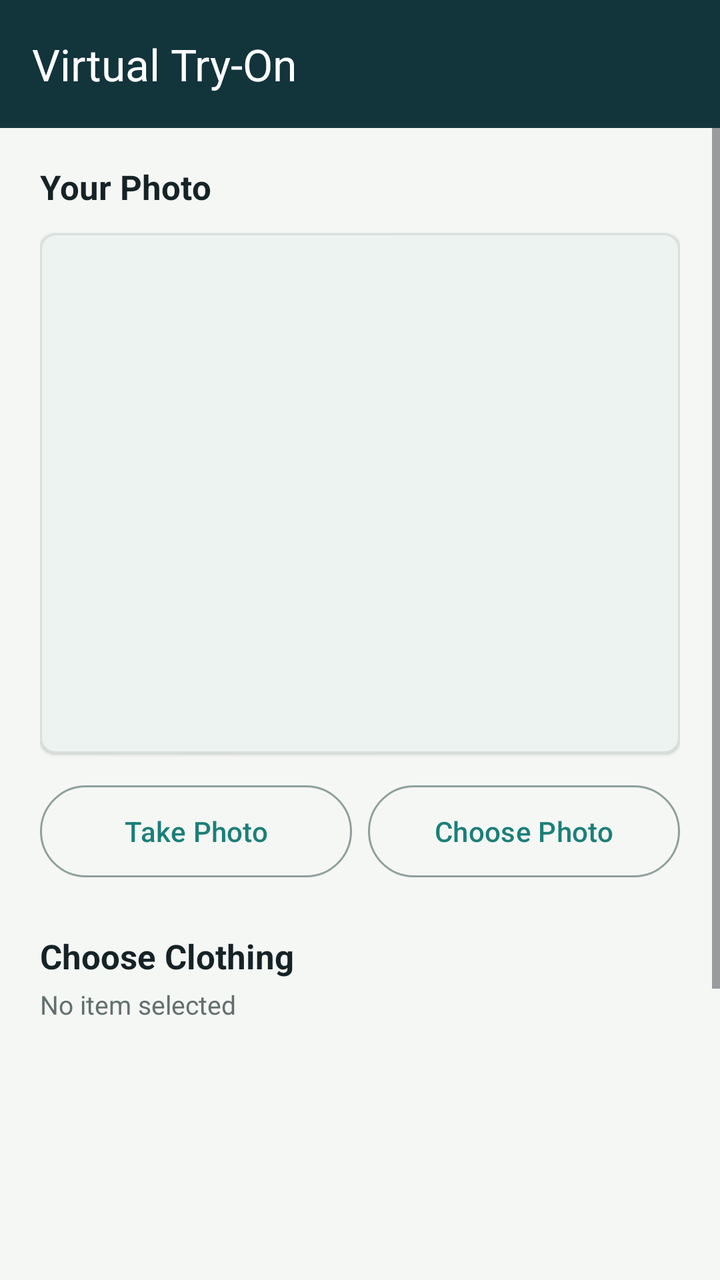
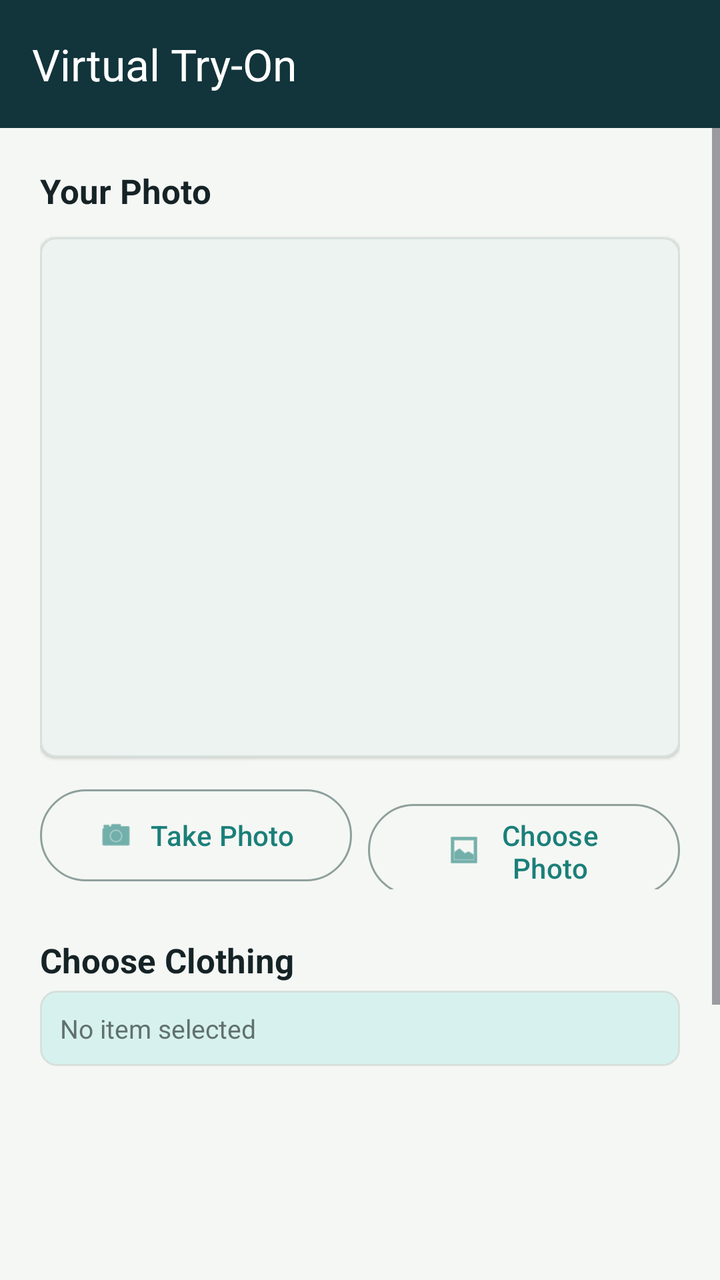

The first picture is an Android layout as it rendered before a commit; the second is the same layout after the commit. The layout source and the unified diff follow.
<!-- AndroidManifest.xml: application theme Theme.SmartFitApp -->
<!-- res/layout/activity_tryon.xml -->
<?xml version="1.0" encoding="utf-8"?>
<LinearLayout xmlns:android="http://schemas.android.com/apk/res/android"
    xmlns:app="http://schemas.android.com/apk/res-auto"
    android:layout_width="match_parent"
    android:layout_height="match_parent"
    android:orientation="vertical"
    android:background="@color/background">

    <com.google.android.material.appbar.MaterialToolbar
        android:id="@+id/toolbar"
        android:layout_width="match_parent"
        android:layout_height="?attr/actionBarSize"
        app:title="Virtual Try-On"
        style="@style/SmartFit.Toolbar" />

    <ScrollView
        android:layout_width="match_parent"
        android:layout_height="0dp"
        android:layout_weight="1">

        <LinearLayout
            android:layout_width="match_parent"
            android:layout_height="wrap_content"
            android:orientation="vertical"
            android:paddingStart="@dimen/screen_padding"
            android:paddingEnd="@dimen/screen_padding"
            android:paddingTop="@dimen/card_padding"
            android:paddingBottom="32dp">

            
            <TextView
                android:layout_width="match_parent"
                android:layout_height="wrap_content"
                android:text="Your Photo"
                style="@style/Text.SectionTitle"
                android:layout_marginBottom="@dimen/element_gap" />

            <com.google.android.material.card.MaterialCardView
                android:layout_width="match_parent"
                android:layout_height="wrap_content"
                app:cardCornerRadius="@dimen/card_radius"
                app:cardElevation="1dp"
                app:strokeColor="@color/outline_variant"
                app:strokeWidth="1dp"
                app:cardBackgroundColor="@color/image_placeholder">

                <ImageView
                    android:id="@+id/selectedImagePreview"
                    android:layout_width="match_parent"
                    android:layout_height="260dp"
                    android:adjustViewBounds="true"
                    android:contentDescription="Selected try-on photo"
                    android:scaleType="fitCenter" />

            </com.google.android.material.card.MaterialCardView>

            
            <LinearLayout
                android:layout_width="match_parent"
                android:layout_height="wrap_content"
                android:layout_marginTop="@dimen/element_gap"
                android:orientation="horizontal">

                <Button
                    android:id="@+id/cameraButton"
                    style="@style/Widget.Material3.Button.OutlinedButton"
                    android:layout_width="0dp"
                    android:layout_height="@dimen/button_height"
                    android:layout_weight="1"
                    android:text="Take Photo"
                    android:textAllCaps="false" />

                <Button
                    android:id="@+id/galleryButton"
                    style="@style/Widget.Material3.Button.OutlinedButton"
                    android:layout_width="0dp"
                    android:layout_height="@dimen/button_height"
                    android:layout_marginStart="@dimen/small_gap"
                    android:layout_weight="1"
                    android:text="Choose Photo"
                    android:textAllCaps="false" />
            </LinearLayout>

            
            <TextView
                android:layout_width="match_parent"
                android:layout_height="wrap_content"
                android:layout_marginTop="@dimen/large_gap"
                android:layout_marginBottom="4dp"
                android:text="Choose Clothing"
                style="@style/Text.SectionTitle" />

            <TextView
                android:id="@+id/selectedItemText"
                android:layout_width="match_parent"
                android:layout_height="wrap_content"
                android:layout_marginBottom="@dimen/element_gap"
                android:text="No item selected"
                android:textColor="@color/on_surface_variant"
                android:textSize="13sp" />

            <androidx.recyclerview.widget.RecyclerView
                android:id="@+id/clothingRecyclerView"
                android:layout_width="match_parent"
                android:layout_height="208dp"
                android:nestedScrollingEnabled="false" />

            
            <Button
                android:id="@+id/generateButton"
                style="@style/Widget.Material3.Button"
                android:layout_width="match_parent"
                android:layout_height="@dimen/button_height"
                android:layout_marginTop="@dimen/card_padding"
                android:enabled="false"
                android:text="Generate Try-On"
                android:textAllCaps="false" />

            <ProgressBar
                android:id="@+id/progressBar"
                android:layout_width="wrap_content"
                android:layout_height="wrap_content"
                android:layout_gravity="center_horizontal"
                android:layout_marginTop="@dimen/card_padding"
                android:visibility="gone" />

            
            <TextView
                android:id="@+id/resultTitle"
                android:layout_width="match_parent"
                android:layout_height="wrap_content"
                android:layout_marginTop="@dimen/large_gap"
                android:textColor="@color/on_surface"
                android:textSize="16sp"
                android:textStyle="bold"
                android:visibility="gone" />

            <ImageView
                android:id="@+id/resultImage"
                android:layout_width="match_parent"
                android:layout_height="320dp"
                android:layout_marginTop="@dimen/element_gap"
                android:adjustViewBounds="true"
                android:background="@color/image_placeholder"
                android:contentDescription="Generated try-on result"
                android:scaleType="fitCenter"
                android:visibility="gone" />

            <TextView
                android:id="@+id/warningText"
                android:layout_width="match_parent"
                android:layout_height="wrap_content"
                android:layout_marginTop="@dimen/small_gap"
                style="@style/Text.Warning"
                android:visibility="gone" />

            <TextView
                android:id="@+id/fittingSummaryText"
                android:layout_width="match_parent"
                android:layout_height="wrap_content"
                android:layout_marginTop="@dimen/element_gap"
                style="@style/Text.Success"
                android:textSize="14sp"
                android:visibility="gone" />

        </LinearLayout>
    </ScrollView>
</LinearLayout>
<!-- resources referenced by this layout -->
<resources>
  <color name="background">#F5F7F4</color>
  <color name="image_placeholder">#EDF3F1</color>
  <color name="on_surface">#162326</color>
  <color name="on_surface_variant">#61706F</color>
  <color name="outline_variant">#D7E0DD</color>
  <dimen name="button_height">54dp</dimen>
  <dimen name="card_padding">18dp</dimen>
  <dimen name="card_radius">8dp</dimen>
  <dimen name="element_gap">12dp</dimen>
  <dimen name="large_gap">24dp</dimen>
  <dimen name="screen_padding">20dp</dimen>
  <dimen name="small_gap">8dp</dimen>
  <style name="SmartFit.Toolbar" parent="Widget.Material3.Toolbar">
          <item name="android:background">@color/primary_dark</item>
          <item name="titleTextColor">@color/on_primary</item>
          <item name="navigationIconTint">@color/on_primary</item>
      </style>
  <style name="Text.SectionTitle">
          <item name="android:textColor">@color/on_surface</item>
          <item name="android:textStyle">bold</item>
          <item name="android:textSize">17sp</item>
      </style>
  <style name="Text.Success">
          <item name="android:textColor">@color/success</item>
          <item name="android:textSize">13sp</item>
      </style>
  <style name="Text.Warning">
          <item name="android:textColor">@color/warning</item>
          <item name="android:textSize">13sp</item>
      </style>
  <style name="Theme.SmartFitApp" parent="Base.Theme.SmartFitApp" />
  <color name="primary_dark">#12343B</color>
  <color name="on_primary">#FFFFFF</color>
  <color name="success">#22744C</color>
  <color name="warning">#9A5A19</color>
  <style name="Base.Theme.SmartFitApp" parent="Theme.Material3.DayNight.NoActionBar">
          <item name="colorPrimary">@color/primary</item>
          <item name="colorOnPrimary">@color/on_primary</item>
          <item name="colorPrimaryContainer">@color/primary_container</item>
          <item name="colorOnPrimaryContainer">@color/on_primary_container</item>
          <item name="colorSecondary">@color/secondary</item>
          <item name="colorOnSecondary">@color/on_secondary</item>
          <item name="colorSecondaryContainer">@color/secondary_container</item>
          <item name="colorOnSecondaryContainer">@color/on_secondary_container</item>
          <item name="android:colorBackground">@color/background</item>
          <item name="colorSurface">@color/surface</item>
          <item name="colorOnSurface">@color/on_surface</item>
          <item name="colorSurfaceVariant">@color/surface_variant</item>
          <item name="colorOnSurfaceVariant">@color/on_surface_variant</item>
          <item name="colorError">@color/error</item>
          <item name="colorOnError">@color/on_error</item>
          <item name="colorErrorContainer">@color/error_container</item>
          <item name="colorOnErrorContainer">@color/on_error_container</item>
          <item name="colorOutline">@color/outline</item>
          <item name="colorOutlineVariant">@color/outline_variant</item>
      </style>
  <color name="primary">#1B7F79</color>
  <color name="primary_container">#D7F2EE</color>
  <color name="on_primary_container">#052927</color>
  <color name="secondary">#B85C38</color>
  <color name="on_secondary">#FFFFFF</color>
  <color name="secondary_container">#FFE2D5</color>
  <color name="on_secondary_container">#3D1608</color>
  <color name="surface">#FFFFFF</color>
  <color name="surface_variant">#E8F0ED</color>
  <color name="error">#B3261E</color>
  <color name="on_error">#FFFFFF</color>
  <color name="error_container">#F9DEDC</color>
  <color name="on_error_container">#410E0B</color>
  <color name="outline">#8EA09D</color>
</resources>

<!-- the commit's change to res/layout/activity_tryon.xml (unified diff, before → after) -->
@@ -24,8 +24,8 @@
             android:orientation="vertical"
             android:paddingStart="@dimen/screen_padding"
             android:paddingEnd="@dimen/screen_padding"
-            android:paddingTop="@dimen/card_padding"
-            android:paddingBottom="32dp">
+            android:paddingTop="20dp"
+            android:paddingBottom="24dp">
 
             
             <TextView
@@ -58,19 +58,22 @@
             <LinearLayout
                 android:layout_width="match_parent"
                 android:layout_height="wrap_content"
-                android:layout_marginTop="@dimen/element_gap"
+                android:layout_marginTop="12dp"
                 android:orientation="horizontal">
 
-                <Button
+                <com.google.android.material.button.MaterialButton
                     android:id="@+id/cameraButton"
                     style="@style/Widget.Material3.Button.OutlinedButton"
                     android:layout_width="0dp"
                     android:layout_height="@dimen/button_height"
                     android:layout_weight="1"
                     android:text="Take Photo"
-                    android:textAllCaps="false" />
+                    android:textAllCaps="false"
+                    app:icon="@android:drawable/ic_menu_camera"
+                    app:iconGravity="textStart"
+                    app:iconPadding="8dp" />
 
-                <Button
+                <com.google.android.material.button.MaterialButton
                     android:id="@+id/galleryButton"
                     style="@style/Widget.Material3.Button.OutlinedButton"
                     android:layout_width="0dp"
@@ -78,7 +81,10 @@
                     android:layout_marginStart="@dimen/small_gap"
                     android:layout_weight="1"
                     android:text="Choose Photo"
-                    android:textAllCaps="false" />
+                    android:textAllCaps="false"
+                    app:icon="@android:drawable/ic_menu_gallery"
+                    app:iconGravity="textStart"
+                    app:iconPadding="8dp" />
             </LinearLayout>
 
             
@@ -94,7 +100,9 @@
                 android:id="@+id/selectedItemText"
                 android:layout_width="match_parent"
                 android:layout_height="wrap_content"
-                android:layout_marginBottom="@dimen/element_gap"
+                android:layout_marginBottom="10dp"
+                android:padding="10dp"
+                android:background="@drawable/bg_status_soft"
                 android:text="No item selected"
                 android:textColor="@color/on_surface_variant"
                 android:textSize="13sp" />
@@ -102,19 +110,22 @@
             <androidx.recyclerview.widget.RecyclerView
                 android:id="@+id/clothingRecyclerView"
                 android:layout_width="match_parent"
-                android:layout_height="208dp"
+                android:layout_height="188dp"
                 android:nestedScrollingEnabled="false" />
 
             
-            <Button
+            <com.google.android.material.button.MaterialButton
                 android:id="@+id/generateButton"
                 style="@style/Widget.Material3.Button"
                 android:layout_width="match_parent"
                 android:layout_height="@dimen/button_height"
-                android:layout_marginTop="@dimen/card_padding"
+                android:layout_marginTop="12dp"
                 android:enabled="false"
                 android:text="Generate Try-On"
-                android:textAllCaps="false" />
+                android:textAllCaps="false"
+                app:icon="@android:drawable/ic_media_play"
+                app:iconGravity="textStart"
+                app:iconPadding="8dp" />
 
             <ProgressBar
                 android:id="@+id/progressBar"
@@ -129,7 +140,7 @@
                 android:id="@+id/resultTitle"
                 android:layout_width="match_parent"
                 android:layout_height="wrap_content"
-                android:layout_marginTop="@dimen/large_gap"
+                android:layout_marginTop="18dp"
                 android:textColor="@color/on_surface"
                 android:textSize="16sp"
                 android:textStyle="bold"
@@ -138,8 +149,8 @@
             <ImageView
                 android:id="@+id/resultImage"
                 android:layout_width="match_parent"
-                android:layout_height="320dp"
-                android:layout_marginTop="@dimen/element_gap"
+                android:layout_height="280dp"
+                android:layout_marginTop="10dp"
                 android:adjustViewBounds="true"
                 android:background="@color/image_placeholder"
                 android:contentDescription="Generated try-on result"
<!-- resource entries referenced after the edit -->
@@ -12,6 +12,15 @@
   <dimen name="large_gap">24dp</dimen>
   <dimen name="screen_padding">20dp</dimen>
   <dimen name="small_gap">8dp</dimen>
+  <!-- drawable bg_status_soft (drawable) -->
+  <?xml version="1.0" encoding="utf-8"?>
+  <shape xmlns:android="http://schemas.android.com/apk/res/android">
+      <solid android:color="@color/primary_container" />
+      <corners android:radius="@dimen/small_radius" />
+      <stroke
+          android:width="1dp"
+          android:color="@color/outline_variant" />
+  </shape>
   <style name="SmartFit.Toolbar" parent="Widget.Material3.Toolbar">
           <item name="android:background">@color/primary_dark</item>
           <item name="titleTextColor">@color/on_primary</item>
@@ -58,6 +67,7 @@
       </style>
   <color name="primary">#1B7F79</color>
   <color name="primary_container">#D7F2EE</color>
+  <dimen name="small_radius">8dp</dimen>
   <color name="on_primary_container">#052927</color>
   <color name="secondary">#B85C38</color>
   <color name="on_secondary">#FFFFFF</color>
